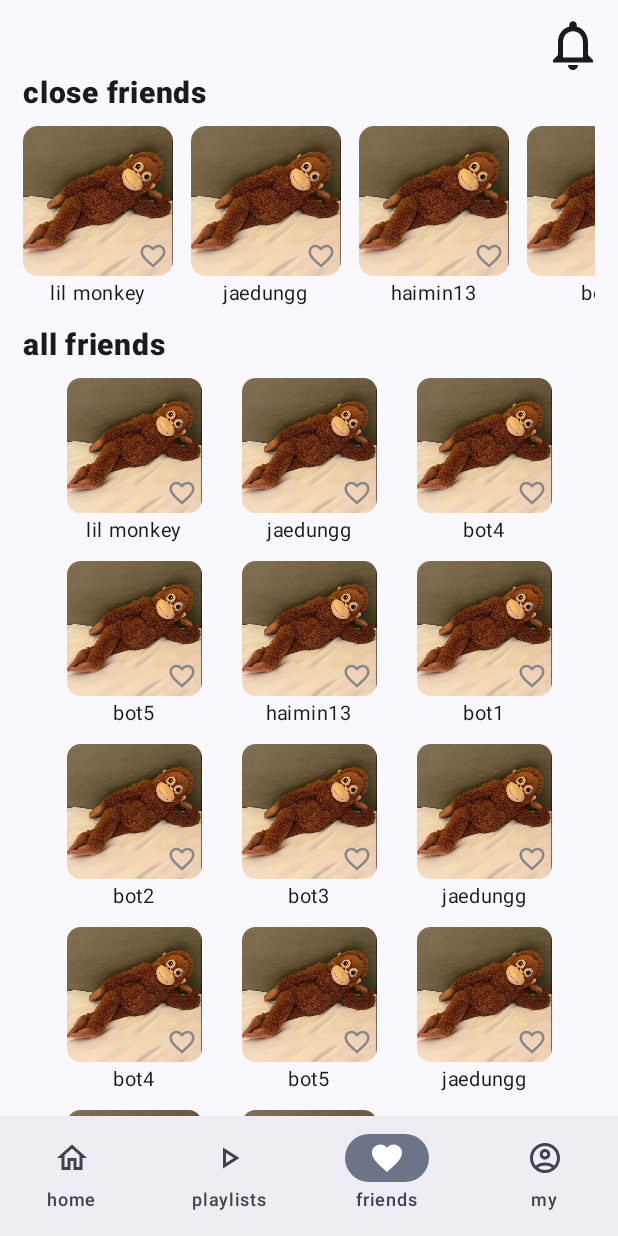
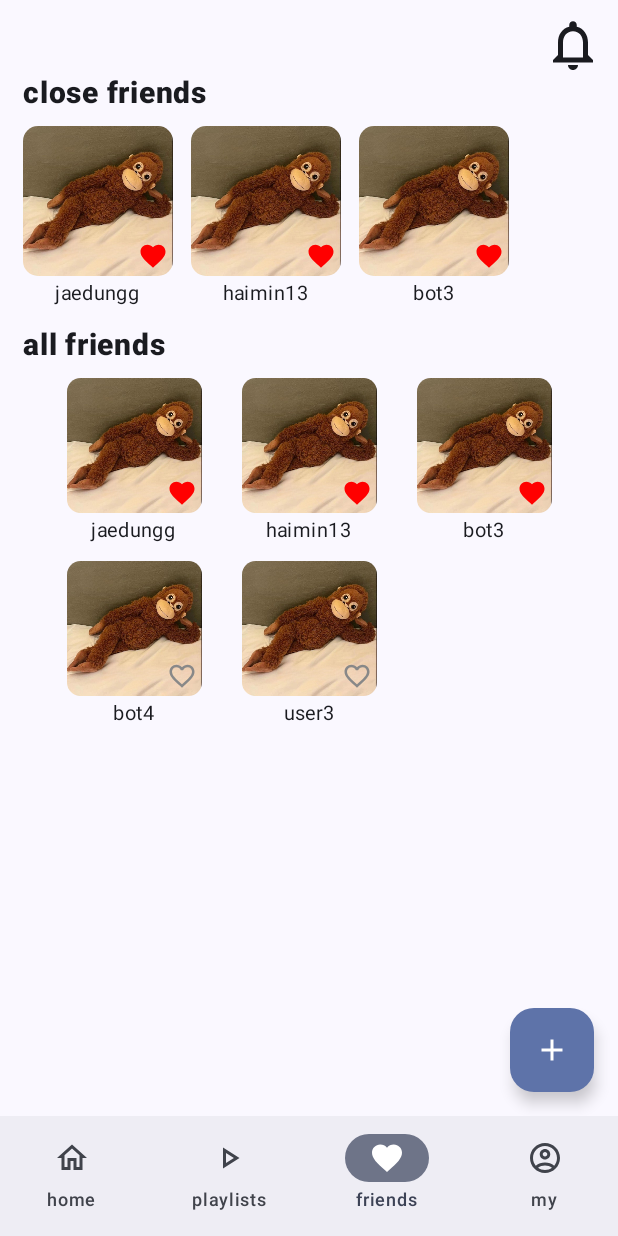
Before and after one commit to haimin13/mcweek1, an Android app built with Jetpack Compose: the screen it shows after launch (MainActivity), item 3 of the bottom bar chosen, on a phone screen of 412 x 824 dp. Run offline under Robolectric (Android 15) with nearby library versions, the phone set to English and light mode, and no system bars.

Commit message:
feat: 마이 탭, 프렌즈 탭, 팝업 구현

```diff
--- a/app/src/main/java/com/example/myapplication1/MainActivity.kt
+++ b/app/src/main/java/com/example/myapplication1/MainActivity.kt
@@ -153,7 +153,7 @@ fun MainScreen(modifier: Modifier) {
     ) { innerPadding ->
         NavHost(
             navController = navController,
-            startDestination = BottomNavItem.My.route,
+            startDestination = BottomNavItem.Friends.route,
             modifier = Modifier
                 .padding(innerPadding)
                 .fillMaxSize()
--- a/app/src/main/java/com/example/myapplication1/ui/components/gallery/GalleryEntry.kt
+++ b/app/src/main/java/com/example/myapplication1/ui/components/gallery/GalleryEntry.kt
@@ -1,6 +1,7 @@
 package com.example.myapplication1.ui.components.gallery
 
 import androidx.compose.foundation.Image
+import androidx.compose.foundation.clickable
 import androidx.compose.foundation.gestures.detectTapGestures
 import androidx.compose.foundation.layout.Box
 import androidx.compose.foundation.layout.Column
@@ -46,12 +47,14 @@ fun GalleryEntry(
     imageSize: Int = 100,
     textSize: Int = 13,
     showText: Boolean = false,
+    showIcon: Boolean = true,
+    isLiked: Boolean = false, // 좋아요 상태 추가
     onTap: (() -> Unit)? = null, // 탭 동작을 인자로 받음
     onLongPress: (() -> Unit)? = null, // 롱프레스 동작도 인자로 받음
-    onLikeToggle: ((Boolean) -> Unit)? = null // 좋아요 토글 동작
+    onLikeToggle: ((String, Boolean) -> Unit)? = null // 좋아요 토글 콜백 수정
 ) {
     // isLiked 기본값은 database에 따르도록 변경
-    var isLiked by remember { mutableStateOf(false) }
+    var internalIsLiked by remember(isLiked) { mutableStateOf(isLiked) } // 외부 상태로 초기화
     var showTapDialog by remember { mutableStateOf(false) }
     var showLongPressPopup by remember { mutableStateOf(false) }
 
@@ -84,26 +87,25 @@ fun GalleryEntry(
                 modifier = Modifier.aspectRatio(1f),
                 contentScale = ContentScale.Crop
             )
-            // 좋아요 버튼
-            /*IconButton(
-                onClick = { isLiked = !isLiked },
-                modifier = Modifier
-                    .align(Alignment.BottomEnd)
-                    .padding(3.dp)
-                    .size((imageSize / 5).dp)
-            ) {
-                Icon(
-                    imageVector = if (isLiked) Icons.Filled.Favorite else Icons.Filled.FavoriteBorder,
-                    contentDescription = if (isLiked) "좋아요 취소"  else "좋아요",
-                    tint = if (isLiked) Color.Red else Color.LightGray
-                )
-            }*/
-            Box(
-                modifier = Modifier
-                    .align(Alignment.BottomEnd)
-                    .padding((imageSize/30).dp)
-            ) {
-                LikeButton()
+            if (showIcon) {
+                Box(
+                    modifier = Modifier
+                        .align(Alignment.BottomEnd)
+                        .padding((imageSize / 30).dp)
+                        .clickable {
+                            // LikeButton 클릭을 여기서 처리
+                            internalIsLiked = !internalIsLiked
+                            onLikeToggle?.invoke(contentName, internalIsLiked)
+                        }
+                ) {
+                    // LikeButton을 수정하지 않고 아이콘만 직접 표시
+                    Icon(
+                        imageVector = if (internalIsLiked) Icons.Filled.Favorite else Icons.Filled.FavoriteBorder,
+                        contentDescription = "Like",
+                        tint = if (internalIsLiked) Color.Red else Color.Gray,
+                        modifier = Modifier.size(20.dp)
+                    )
+                }
             }
             // 탭 다이얼로그
             if (showTapDialog && onTap == null) {
--- a/app/src/main/java/com/example/myapplication1/ui/components/gallery/GalleryLongPress.kt
+++ b/app/src/main/java/com/example/myapplication1/ui/components/gallery/GalleryLongPress.kt
@@ -11,8 +11,8 @@ import androidx.compose.runtime.Composable
 import androidx.compose.ui.graphics.vector.ImageVector
 import androidx.compose.ui.res.vectorResource
 import com.example.myapplication1.R
-import com.example.myapplication1.ui.components.list.ContextMenu
 import com.example.myapplication1.ui.components.list.ContextMenuList
+import com.example.myapplication1.ui.components.models.ContextMenu
 
 @Composable
 fun GalleryLongPress(
--- a/app/src/main/java/com/example/myapplication1/ui/components/list/ContextMenuEntry.kt
+++ b/app/src/main/java/com/example/myapplication1/ui/components/list/ContextMenuEntry.kt
@@ -18,6 +18,7 @@ import androidx.compose.ui.graphics.vector.ImageVector
 import androidx.compose.ui.text.font.FontWeight
 import androidx.compose.ui.unit.dp
 import androidx.compose.ui.unit.sp
+import com.example.myapplication1.ui.components.models.ContextMenu
 
 
 @Composable
--- a/app/src/main/java/com/example/myapplication1/ui/components/list/ContextMenuList.kt
+++ b/app/src/main/java/com/example/myapplication1/ui/components/list/ContextMenuList.kt
@@ -14,12 +14,8 @@ import androidx.compose.ui.Modifier
 import androidx.compose.ui.graphics.Color
 import androidx.compose.ui.graphics.vector.ImageVector
 import androidx.compose.ui.unit.dp
+import com.example.myapplication1.ui.components.models.ContextMenu
 
-data class ContextMenu(
-    val text: String,
-    val iconImage: ImageVector,
-    val onClick: () -> Unit
-)
 
 @Composable
 fun ContextMenuList(
--- a/app/src/main/java/com/example/myapplication1/ui/components/list/TagList.kt
+++ b/app/src/main/java/com/example/myapplication1/ui/components/list/TagList.kt
@@ -5,9 +5,14 @@ import androidx.compose.foundation.layout.ExperimentalLayoutApi
 import androidx.compose.foundation.layout.FlowRow
 import androidx.compose.foundation.layout.fillMaxWidth
 import androidx.compose.runtime.Composable
+import androidx.compose.runtime.getValue
+import androidx.compose.runtime.mutableStateOf
+import androidx.compose.runtime.remember
+import androidx.compose.runtime.setValue
 import androidx.compose.ui.Modifier
 import androidx.compose.ui.input.key.Key
 import androidx.compose.ui.unit.dp
+import com.example.myapplication1.ui.components.Edit.GenreSelectionDialog
 import com.example.myapplication1.ui.components.common.KeywordTag
 import com.example.myapplication1.ui.components.common.RoundTag
 
@@ -16,30 +21,15 @@ import com.example.myapplication1.ui.components.common.RoundTag
 fun TagList(
     tags: List<Int>,
     fromMy: Boolean = true,
-    fontSize: Int = 15
+    fontSize: Int = 15,
+    onTagsUpdate: ((List<Int>) -> Unit)? = null
 ) {
     val musicGenres = listOf(
-        "R&B",
-        "Hiphop",
-        "Pop",
-        "Rock",
-        "Country",
-        "Indie",
-        "Idol",
-        "Electronica",
-        "Jazz",
-        "Classics",
-        "Blues",
-        "Punk",
-        "Reggae",
-        "Latin",
-        "Folk",
-        "Trot",
-        "Acoustic",
-        "Ballad",
-        "Crossover",
-        "+ Create Your Own"
+        "R&B", "Hiphop", "Pop", "Rock", "Country", "Indie", "Idol",
+        "Electronica", "Jazz", "Classics", "Blues", "Punk", "Reggae",
+        "Latin", "Folk", "Trot", "Acoustic", "Ballad", "Crossover"
     )
+    var showGenreDialog by remember { mutableStateOf(false) }
 
     @OptIn(ExperimentalLayoutApi::class)
     FlowRow(
@@ -57,11 +47,20 @@ fun TagList(
         }
         if (fromMy) {
             RoundTag(
-                text = "+ Create Your Own",
+                text = "Edit",
                 fontSize = fontSize,
                 isSelected = false,
-                onClick = { }
+                onClick = { showGenreDialog = true }
             )
         }
     }
+
+    GenreSelectionDialog(
+        showDialog = showGenreDialog,
+        currentSelectedGenres = tags,
+        onGenresUpdate = { newGenres ->
+            onTagsUpdate?.invoke(newGenres)
+        },
+        onDismiss = { showGenreDialog = false }
+    )
 }
--- a/app/src/main/java/com/example/myapplication1/ui/screens/FriendsTab.kt
+++ b/app/src/main/java/com/example/myapplication1/ui/screens/FriendsTab.kt
@@ -3,6 +3,7 @@ package com.example.myapplication1.ui.screens
 import androidx.compose.foundation.clickable
 import com.example.myapplication1.ui.components.gallery.*
 import androidx.compose.foundation.layout.Arrangement
+import androidx.compose.foundation.layout.Box
 import androidx.compose.foundation.layout.Column
 import androidx.compose.foundation.layout.Row
 import androidx.compose.foundation.layout.Spacer
@@ -17,7 +18,9 @@ import androidx.compose.foundation.lazy.grid.LazyVerticalGrid
 import androidx.compose.foundation.lazy.grid.items
 import androidx.compose.foundation.lazy.items
 import androidx.compose.material.icons.Icons
+import androidx.compose.material.icons.filled.Add
 import androidx.compose.material.icons.outlined.Notifications
+import androidx.compose.material3.FloatingActionButton
 import androidx.compose.material3.Icon
 import androidx.compose.material3.Text
 import androidx.compose.runtime.Composable
@@ -25,10 +28,12 @@ import androidx.compose.runtime.getValue
 import androidx.compose.runtime.mutableStateOf
 import androidx.compose.runtime.remember
 import androidx.compose.runtime.setValue
+import androidx.compose.ui.Alignment
 import androidx.compose.ui.Modifier
 import androidx.compose.ui.text.font.FontWeight
 import androidx.compose.ui.unit.dp
 import androidx.compose.ui.unit.sp
+import com.example.myapplication1.ui.components.dialog.AddFriendDialog
 
 
 @Composable
@@ -36,24 +41,38 @@ fun FriendsTabMain(
     onNotificationClick: () -> Unit
 ) {
     // friendsIds는 내 친구 database에서 불러옴
-    var favoriteFriendsIds = listOf("lil monkey", "jaedungg", "haimin13", "bot1", "bot2")
-    var friendsIds = listOf(
-        "lil monkey",
-        "jaedungg",
-        "bot4",
-        "bot5",
-        "haimin13",
-        "bot1",
-        "bot2",
-        "bot3",
-        "jaedungg",
-        "bot4",
-        "bot5",
-        "jaedungg",
-        "bot4",
-        "bot5",
+    var favoriteFriendsIds by remember {
+        mutableStateOf(listOf(
+            "jaedungg", "haimin13", "bot3"
+        ))
+    }
+    var friendsIds by remember {
+        mutableStateOf(listOf(
+            "jaedungg", "haimin13", "bot3",
+            "bot4", "user3"
+        ))
+    }
+    var myNickname: String = "lil monkey"
+    val allUsers = listOf(
+        "lil monkey", "jaedungg", "haimin13", "bot1", "bot2", "bot3",
+        "bot4", "bot5", "user1", "user2", "user3"
     )
 
+    fun handleLikeToggle(friendName: String, isLiked: Boolean) {
+        if (isLiked) {
+            // 하트를 눌렀을 때 close friends에 추가
+            if (!favoriteFriendsIds.contains(friendName)) {
+                favoriteFriendsIds = favoriteFriendsIds + friendName
+            }
+        } else {
+            // 하트를 해제했을 때 close friends에서 제거
+            favoriteFriendsIds = favoriteFriendsIds.filter { it != friendName }
+        }
+    }
+
+    var showAddFriendDialog by remember { mutableStateOf(false) }
+
+    Box(modifier = Modifier.fillMaxSize()) {
         Column(
             modifier = Modifier.fillMaxSize()
         ) {
@@ -87,7 +106,14 @@ fun FriendsTabMain(
                     horizontalArrangement = Arrangement.spacedBy(12.dp)
                 ) {
                     items(favoriteFriendsIds) { id ->
-                    GalleryEntry(contentName = id, showText = true)
+                        GalleryEntry(
+                            contentName = id,
+                            showText = true,
+                            isLiked = true, // close friends는 항상 좋아요 상태
+                            onLikeToggle = { friendName, isLiked ->
+                                handleLikeToggle(friendName, isLiked)
+                            }
+                        )
                     }
                 }
             }
@@ -114,11 +140,41 @@ fun FriendsTabMain(
                         GalleryEntry(
                             contentName = id,
                             imageSize = 90,
-                        showText = true
+                            showText = true,
+                            isLiked = favoriteFriendsIds.contains(id), // close friends 여부에 따라 하트 상태 결정
+                            onLikeToggle = { friendName, isLiked ->
+                                handleLikeToggle(friendName, isLiked)
+                            }
                         )
                     }
-                // 친구 추가 버튼 추가
+
                 }
             }
         }
+        FloatingActionButton(
+            onClick = { showAddFriendDialog = true },
+            modifier = Modifier
+                .align(Alignment.BottomEnd)
+                .padding(16.dp)
+        ) {
+            Icon(
+                imageVector = Icons.Filled.Add,
+                contentDescription = "친구 추가"
+            )
         }
+    }
+    AddFriendDialog(
+        showDialog = showAddFriendDialog,
+        myNickname = myNickname,
+        currentFriends = friendsIds,
+        onDismiss = { showAddFriendDialog = false },
+        onAddFriend = { nickname ->
+            // 친구 추가 로직
+            friendsIds = friendsIds + nickname
+        },
+        onSearchUser = { nickname ->
+            // 사용자 존재 여부 확인 (실제로는 서버 API 호출)
+            allUsers.contains(nickname)
+        }
+    )
+}
```
Also changed, not shown: app/src/main/java/com/example/myapplication1/ui/components/Edit/EditNickname.kt (added, +93 -0 lines), app/src/main/java/com/example/myapplication1/ui/components/Edit/GenreSelectionDialog.kt (added, +131 -0 lines), app/src/main/java/com/example/myapplication1/ui/components/gallery/AddFriendDialog.kt (added, +161 -0 lines), app/src/main/java/com/example/myapplication1/ui/components/models/ContextMenu.kt (added, +9 -0 lines), app/src/main/java/com/example/myapplication1/ui/screens/MyTab.kt (+53 -26 lines). Lines whose indentation alone changed are shown as unchanged.
